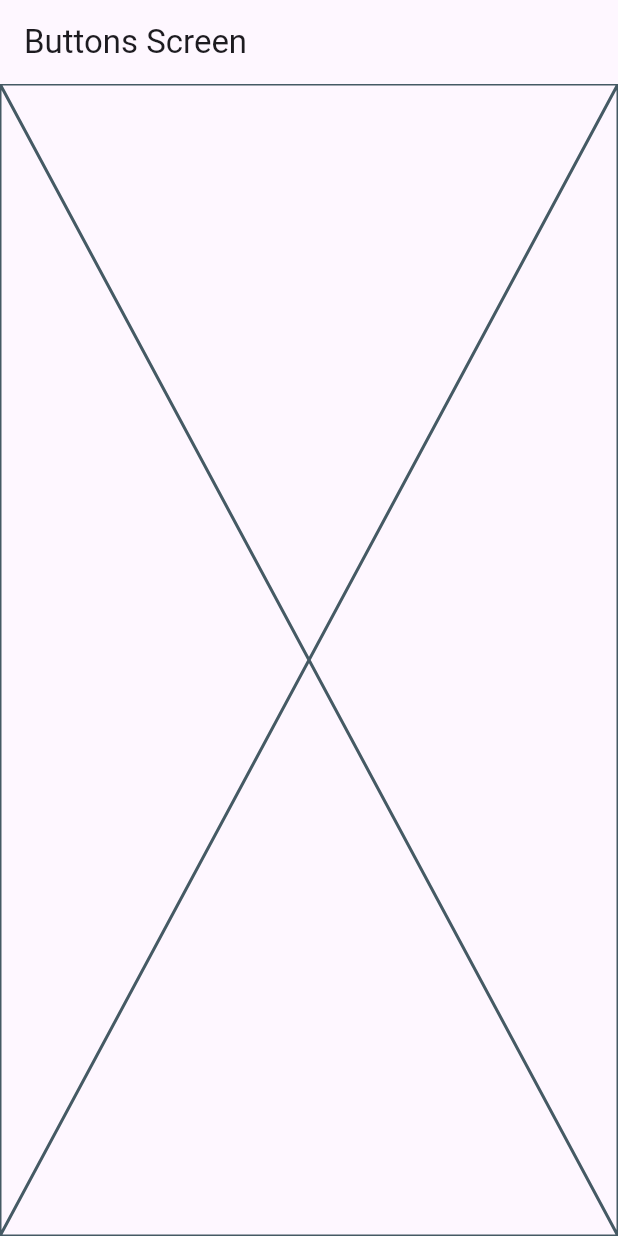
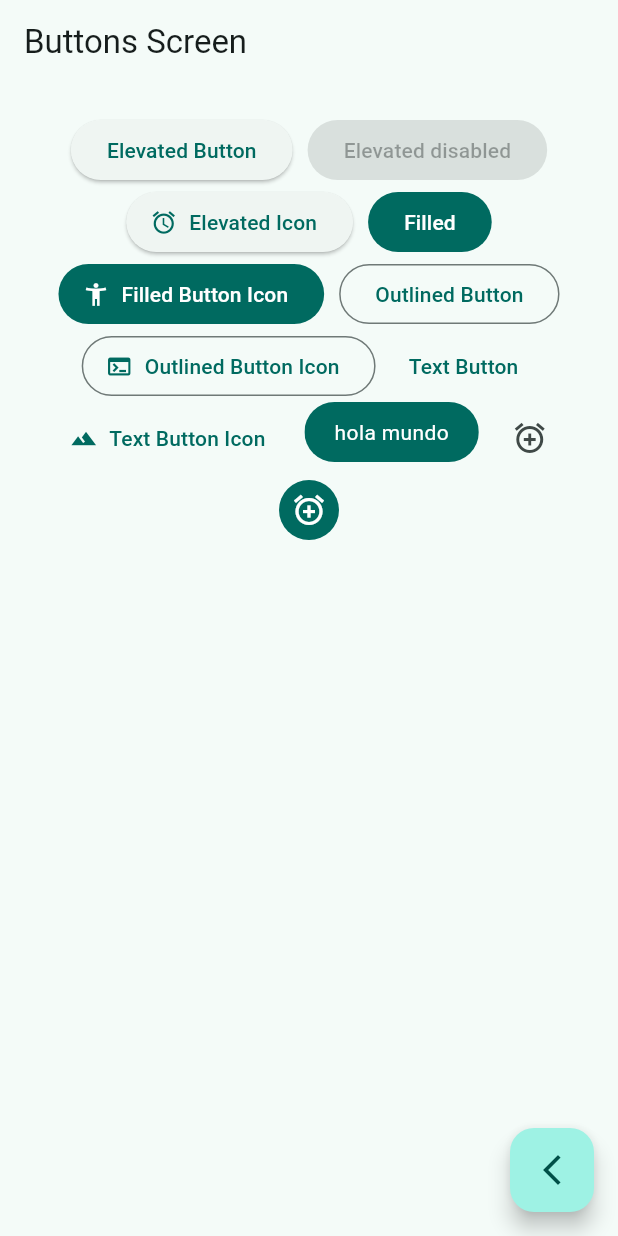
Before and after one commit to Victor-Venegas-Calbillan/widget-app, a Flutter app: the ButtonsScreen screen opened by its route, on a phone screen of 412 x 824 dp. Run offline on Flutter 3.47's test engine with Material 2 defaults, Android fonts, the phone set to English and light mode, and no system bars; our stand-ins replace go_router.

Commit message:
buttons screen finish

```diff
--- a/lib/main.dart
+++ b/lib/main.dart
@@ -14,7 +14,7 @@ class MainApp extends StatelessWidget {
     return MaterialApp.router(
       routerConfig: appRouter,
       debugShowCheckedModeBanner: false,
-      theme: AppThemme(selecetedColor: 7).getTheme(),
+      theme: AppThemme(selecetedColor: 2).getTheme(),
     );
   }
 }
--- a/lib/presentation/screens/buttons/buttons_screen.dart
+++ b/lib/presentation/screens/buttons/buttons_screen.dart
@@ -1,4 +1,5 @@
 import 'package:flutter/material.dart';
+import 'package:go_router/go_router.dart';
 
 class ButtonsScreen extends StatelessWidget {
   const ButtonsScreen({super.key});
@@ -9,7 +10,110 @@ class ButtonsScreen extends StatelessWidget {
       appBar: AppBar(
         title: const Text('Buttons Screen'),
       ),
-      body: const Placeholder(),
+      body: const _ButtonsView(),
+      floatingActionButton: FloatingActionButton(
+        child: const Icon(Icons.arrow_back_ios_new),
+        onPressed: () {
+          context.pop();
+        },
+      ),
     );
   }
 }
+
+class _ButtonsView extends StatelessWidget {
+  const _ButtonsView();
+
+  @override
+  Widget build(BuildContext context) {
+
+    final colors = Theme.of(context).colorScheme;
+    return SizedBox(
+      width: double.infinity,
+      child: Padding(
+        padding: const EdgeInsets.symmetric(horizontal: 10, vertical: 20),
+        child: Wrap(
+          spacing: 10,
+          alignment: WrapAlignment.center,
+          children: [
+            ElevatedButton(
+              onPressed: (){},
+              child: const Text('Elevated Button'),
+            ),
+            const ElevatedButton(
+              onPressed: null,
+              child: Text('Elevated disabled'),
+            ),
+            ElevatedButton.icon(
+              icon: const Icon(Icons.access_alarm_outlined),
+              label: const Text('Elevated Icon'),
+              onPressed: (){},
+            ),
+            FilledButton(
+              onPressed: (){},
+              child: const Text('Filled'),
+            ),
+            FilledButton.icon(
+              onPressed: (){},
+              icon: const Icon(Icons.accessibility_new),
+              label: const Text('Filled Button Icon'),
+            ),
+            OutlinedButton(
+              onPressed:(){},
+              child: const Text('Outlined Button'),
+            ),
+            OutlinedButton.icon(
+              onPressed:(){},
+              icon: const Icon(Icons.terminal),
+              label: const Text('Outlined Button Icon'),
+            ),
+            TextButton(onPressed: (){}, child: const Text('Text Button')),
+            TextButton.icon(
+              onPressed: (){},
+              icon: const Icon(Icons.terrain),
+              label: const Text('Text Button Icon'),
+            ),
+            const CustomButton(),
+            IconButton(
+              onPressed: (){},
+              icon: const Icon(Icons.add_alarm),
+            ),
+            IconButton(
+              onPressed: (){},
+              icon: const Icon(Icons.add_alarm),
+              style: ButtonStyle(
+                backgroundColor: MaterialStatePropertyAll(colors.primary),
+                iconColor:const MaterialStatePropertyAll(Colors.white)
+              ),
+            ),
+          ],
+        ),
+      ),
+    );
+  }
+}
+
+class CustomButton extends StatelessWidget {
+  const CustomButton({super.key});
+
+  @override
+  Widget build(BuildContext context) {
+  final colors = Theme.of(context).colorScheme;
+
+    return ClipRRect(
+      borderRadius: BorderRadius.circular(20),
+      child: Material(
+        color: colors.primary,
+        child: InkWell(
+          onTap: (){},
+          child: const Padding(
+            padding: EdgeInsets.symmetric(horizontal: 20, vertical: 10),
+            child:
+              Text('hola mundo', style: TextStyle(color: Colors.white)
+            )
+          ),
+        ),
+      ),
+    );
+  }
+}
```
